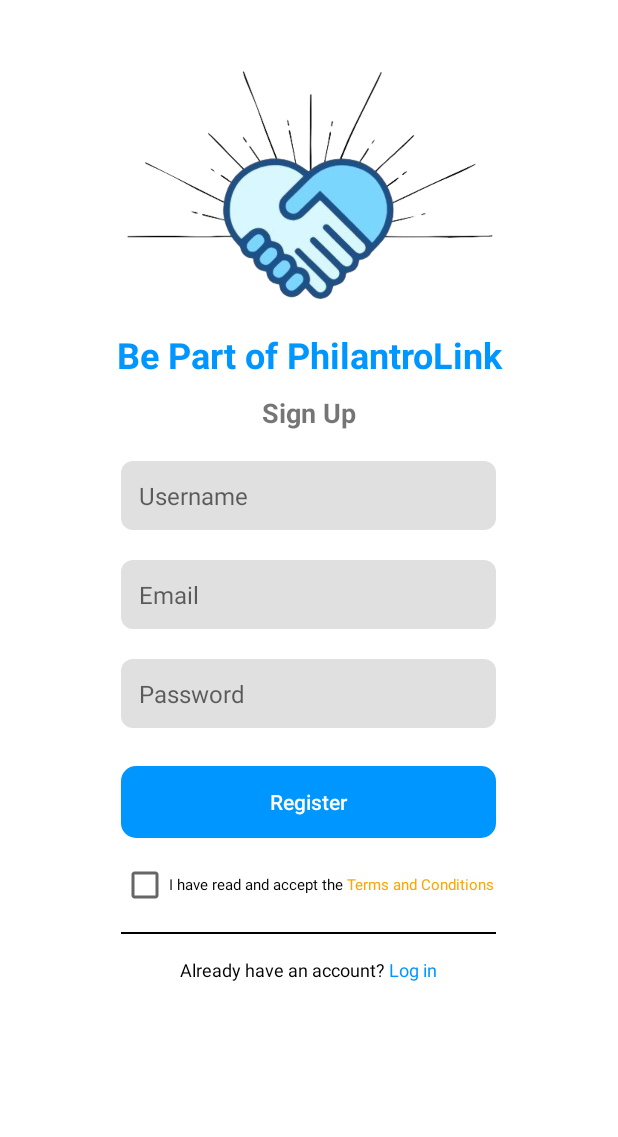
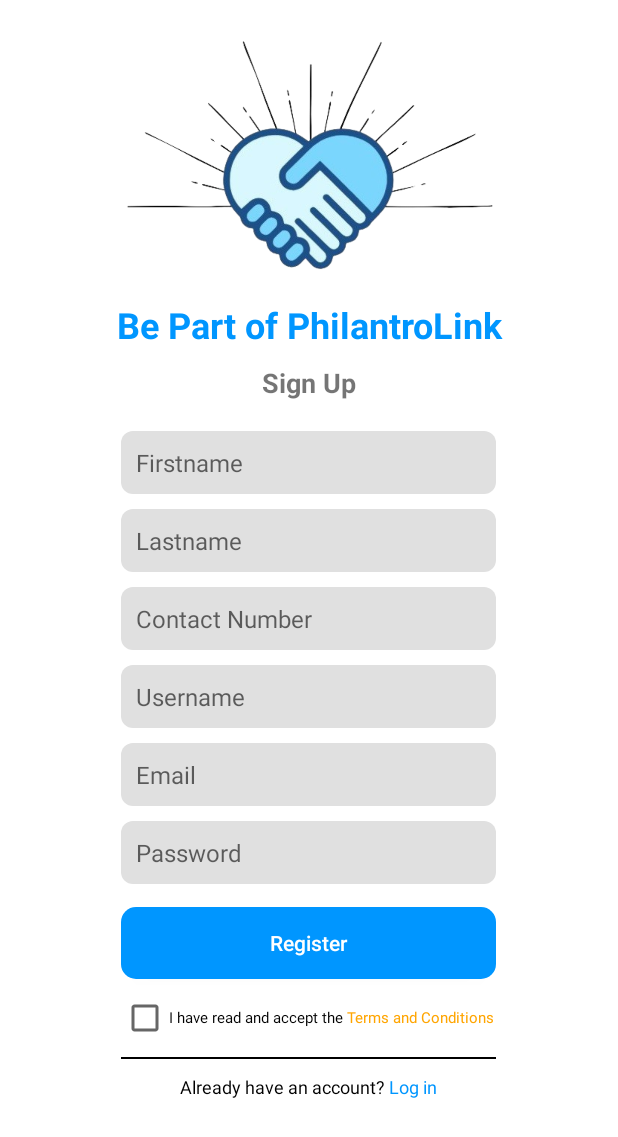
Before and after one commit to jonyurisoon/PhilantroLink, an Android app: the SignupActivity screen opened directly, with no data from a screen before it, on a phone screen of 412 x 824 dp. Shown: the top 1137 px of the screen. Run offline under Robolectric (Android 15) with nearby library versions, the phone set to English and light mode, and no system bars.

```diff
--- a/app/src/main/res/layout/activity_login.xml
+++ b/app/src/main/res/layout/activity_login.xml
@@ -12,7 +12,6 @@
         android:layout_width="250dp"
         android:layout_height="200dp"
         android:layout_gravity="center"
-        android:layout_marginTop="20dp"
         android:contentDescription="@string/logo"
         android:src="@drawable/logo" />
 
@@ -43,7 +42,7 @@
         android:id="@+id/Password"
         android:layout_width="250dp"
         android:layout_height="wrap_content"
-        android:layout_marginTop="25dp"
+        android:layout_marginTop="15dp"
         android:layout_gravity="center_horizontal"
         android:padding="12dp"
         android:hint="Password"
@@ -52,12 +51,25 @@
         android:textColor="@android:color/black"
         android:textSize="16sp" />
 
+    <TextView
+        android:id="@+id/ForgotPassword"
+        android:layout_width="wrap_content"
+        android:layout_height="wrap_content"
+        android:layout_gravity="center_horizontal"
+        android:layout_marginRight="80dp"
+        android:layout_marginTop="10dp"
+        android:text="@string/forgot_password"
+        android:textColor="@color/black"
+        android:textSize="12sp"
+        android:clickable="true"
+        android:onClick="onForgotPasswordClicked" />
+
     <Button
         android:id="@+id/LoginButton"
         android:layout_width="250dp"
         android:layout_height="wrap_content"
         android:layout_gravity="center_horizontal"
-        android:layout_marginTop="25dp"
+        android:layout_marginTop="15dp"
         android:text="Login"
         android:background="@drawable/button_background2"
         android:textAllCaps="false"
@@ -87,17 +99,7 @@
 
         android:textColor="@android:color/black" />
 
-    <TextView
-        android:id="@+id/ForgotPassword"
-        android:layout_width="wrap_content"
-        android:layout_height="wrap_content"
-        android:layout_gravity="center_horizontal"
-        android:layout_marginTop="15dp"
-        android:text="@string/forgot_password"
-        android:textColor="@color/black"
-        android:textSize="12sp"
-        android:clickable="true"
-        android:onClick="onForgotPasswordClicked" />
+
 
     <View
         android:layout_width="250dp"
--- a/app/src/main/res/layout/activity_signup.xml
+++ b/app/src/main/res/layout/activity_signup.xml
@@ -12,7 +12,6 @@
         android:layout_width="250dp"
         android:layout_height="200dp"
         android:layout_gravity="center"
-        android:layout_marginTop="20dp"
         android:contentDescription="@string/logo"
         android:src="@drawable/logo" />
 
@@ -37,11 +36,50 @@
         />
 
     <EditText
+        android:id="@+id/regFirstName"
+        android:layout_width="250dp"
+        android:layout_height="wrap_content"
+        android:layout_marginTop="20dp"
+        android:padding="10dp"
+        android:layout_gravity="center_horizontal"
+        android:hint="Firstname"
+        android:inputType="text"
+        android:background="@drawable/edittext_bg"
+        android:textColor="@android:color/black"
+        android:textSize="16sp" />
+
+    <EditText
+        android:id="@+id/regLastName"
+        android:layout_width="250dp"
+        android:layout_height="wrap_content"
+        android:layout_marginTop="10dp"
+        android:padding="10dp"
+        android:layout_gravity="center_horizontal"
+        android:hint="Lastname"
+        android:inputType="text"
+        android:background="@drawable/edittext_bg"
+        android:textColor="@android:color/black"
+        android:textSize="16sp" />
+
+    <EditText
+        android:id="@+id/regContact"
+        android:layout_width="250dp"
+        android:layout_height="wrap_content"
+        android:layout_marginTop="10dp"
+        android:padding="10dp"
+        android:layout_gravity="center_horizontal"
+        android:hint="Contact Number"
+        android:inputType="number"
+        android:background="@drawable/edittext_bg"
+        android:textColor="@android:color/black"
+        android:textSize="16sp" />
+
+    <EditText
         android:id="@+id/regUsername"
         android:layout_width="250dp"
         android:layout_height="wrap_content"
-        android:layout_marginTop="20dp"
-        android:padding="12dp"
+        android:layout_marginTop="10dp"
+        android:padding="10dp"
         android:layout_gravity="center_horizontal"
         android:hint="Username"
         android:inputType="text"
@@ -53,8 +91,8 @@
         android:id="@+id/regEmail"
         android:layout_width="250dp"
         android:layout_height="wrap_content"
-        android:layout_marginTop="20dp"
-        android:padding="12dp"
+        android:layout_marginTop="10dp"
+        android:padding="10dp"
         android:layout_gravity="center_horizontal"
         android:hint="Email"
         android:inputType="text"
@@ -66,9 +104,9 @@
         android:id="@+id/regPassword"
         android:layout_width="250dp"
         android:layout_height="wrap_content"
-        android:layout_marginTop="20dp"
+        android:layout_marginTop="10dp"
         android:layout_gravity="center_horizontal"
-        android:padding="12dp"
+        android:padding="10dp"
         android:hint="Password"
         android:inputType="textPassword"
         android:background="@drawable/edittext_bg"
@@ -80,7 +118,7 @@
         android:layout_width="250dp"
         android:layout_height="wrap_content"
         android:layout_gravity="center_horizontal"
-        android:layout_marginTop="25dp"
+        android:layout_marginTop="15dp"
         android:text="Register"
         android:textAllCaps="false"
         android:background="@drawable/button_background2"
@@ -91,14 +129,14 @@
         android:id="@+id/checkBox"
         android:layout_width="250dp"
         android:layout_height="wrap_content"
-        android:layout_marginTop="15dp"
+        android:layout_marginTop="10dp"
         android:layout_gravity="center_horizontal"
         android:textSize="10sp"
         android:text="@string/terms_and_conditions" />
 
     <View
         android:layout_width="250dp"
-        android:layout_marginTop="15dp"
+        android:layout_marginTop="10dp"
         android:layout_gravity="center_horizontal"
         android:layout_height="1dp"
         android:background="@android:color/black" />
@@ -108,7 +146,7 @@
         android:layout_width="wrap_content"
         android:layout_height="wrap_content"
         android:layout_gravity="center_horizontal"
-        android:layout_marginTop="15dp"
+        android:layout_marginTop="10dp"
         android:textSize="12sp"
         android:text="@string/already_have_an_account_log_in"
         android:textColor="@color/black"
--- a/app/src/main/res/values/strings.xml
+++ b/app/src/main/res/values/strings.xml
@@ -1,10 +1,10 @@
 <resources>
-    <string name="app_name">philantroLink</string>
+    <string name="app_name">PhilantroLink</string>
     <string name="philantrolink">PhilantroLink</string>
     <string name="get_started">Get Started →</string>
     <string name="everything_nyou_need_nis_here">Everything\nyou need\nis here...</string>
     <string name="logo">logo</string>
-    <string name="don_t_have_an_account">Don\'t Have an Account? <font color="#0096FF">Click Here!</font></string>
+    <string name="don_t_have_an_account">Don\'t Have an Account? <font color="#0096FF">Sign up</font></string>
     <string name="forgot_password"><font color="#0096FF">Forgot Password?</font></string>
     <string name="login">Login</string>
     <string name="terms_and_conditions">I have read and accept the <font color="#FFA500">Terms and Conditions</font></string>
```
